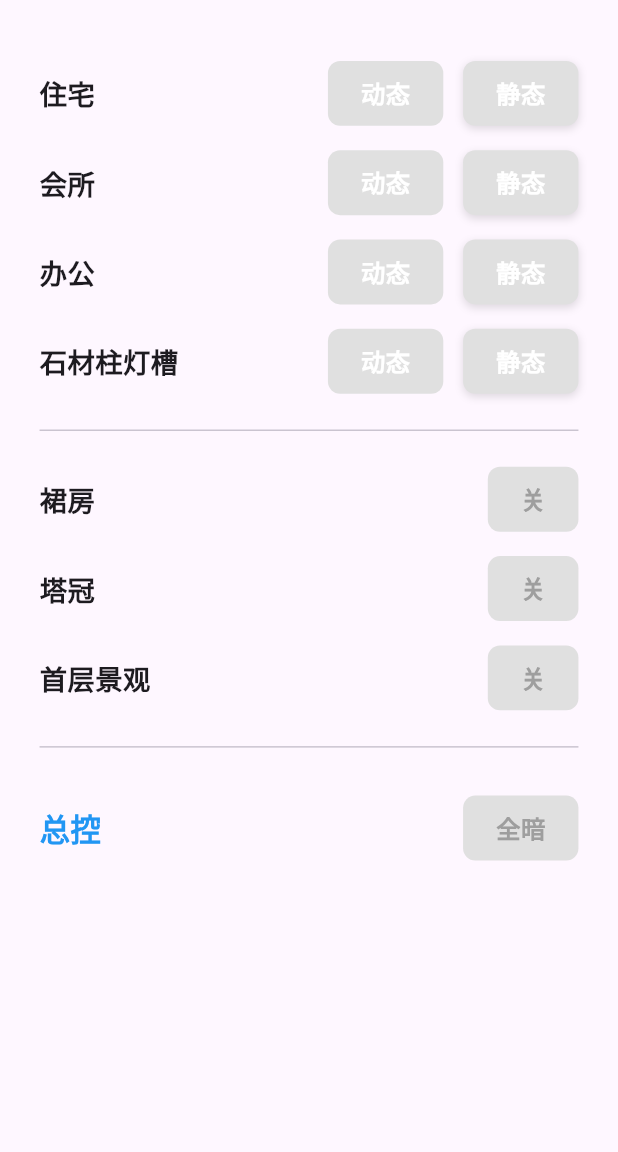
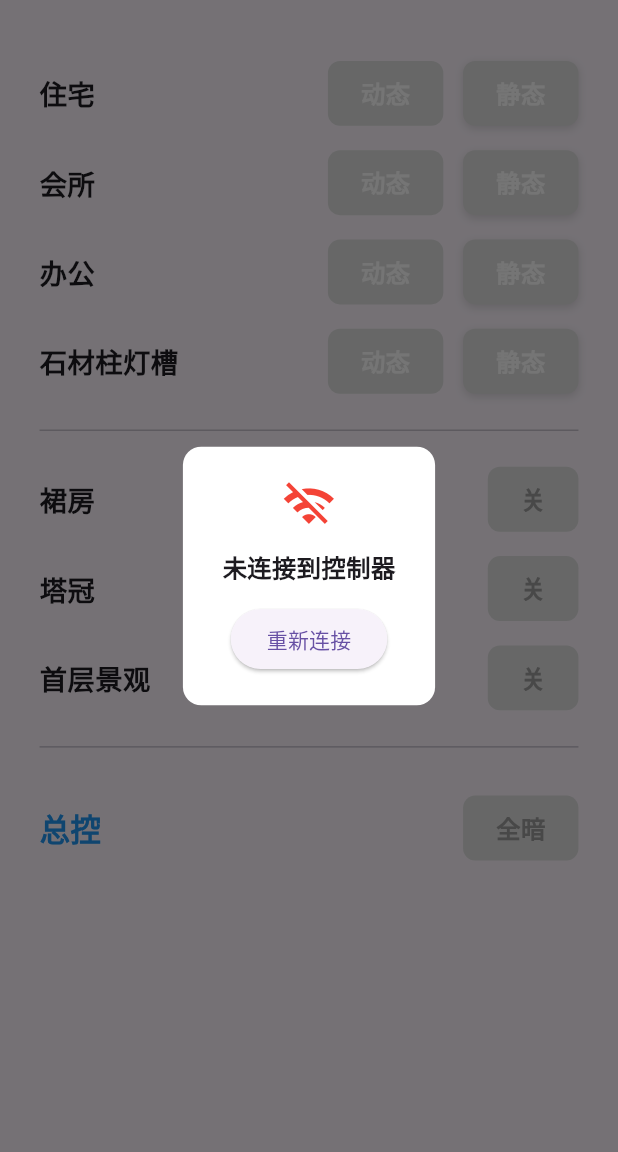
Before and after one commit to c3812600/Models_liupei, a Flutter app: the screen it shows after launch, on a phone screen of 412 x 824 dp, the part 84-1236 px from its top. Run offline on Flutter 3.47's test engine with Material 3 defaults, Android fonts, the phone set to English and light mode, and no system bars; our stand-ins replace flutter_screenutil.

Commit message:
连接机制更新

```diff
--- a/sand_table_control/lib/services/tcp_service.dart
+++ b/sand_table_control/lib/services/tcp_service.dart
@@ -1,6 +1,7 @@
 import 'dart:async';
 import 'dart:io';
 import 'package:flutter/foundation.dart';
+import 'package:flutter/widgets.dart';
 import '../config/hex_config.dart';
 
 enum ConnectionStateEnum {
@@ -10,7 +11,7 @@ enum ConnectionStateEnum {
 }
 
 /// TCP 网络服务：负责长连接与发送指令
-class TcpService extends ChangeNotifier {
+class TcpService extends ChangeNotifier with WidgetsBindingObserver {
   Socket? _socket;
   ConnectionStateEnum _connectionState = ConnectionStateEnum.disconnected;
 
@@ -22,6 +23,7 @@ class TcpService extends ChangeNotifier {
   bool _isDisposed = false;
 
   TcpService() {
+    WidgetsBinding.instance.addObserver(this);
     _initConnection();
   }
 
@@ -119,8 +121,19 @@ class TcpService extends ChangeNotifier {
   @override
   void dispose() {
     _isDisposed = true;
+    WidgetsBinding.instance.removeObserver(this);
     _reconnectTimer?.cancel();
     _socket?.destroy();
     super.dispose();
   }
+
+  @override
+  void didChangeAppLifecycleState(AppLifecycleState state) {
+    if (_isDisposed) return;
+    if (state == AppLifecycleState.resumed) {
+      if (_connectionState != ConnectionStateEnum.connected) {
+        _initConnection();
+      }
+    }
+  }
 }
--- a/sand_table_control/lib/ui/home_page.dart
+++ b/sand_table_control/lib/ui/home_page.dart
@@ -18,7 +18,9 @@ class HomePage extends StatelessWidget {
           _buildConnectionIndicator(),
         ],
       ),
-      body: SafeArea(
+      body: Stack(
+        children: [
+          SafeArea(
             child: Padding(
               padding: EdgeInsets.symmetric(horizontal: 24.w, vertical: 16.h),
               child: Column(
@@ -50,6 +52,9 @@ class HomePage extends StatelessWidget {
                 ],
               ),
             ),
+          ),
+          _buildConnectionOverlay(),
+        ],
       ),
     );
   }
@@ -90,6 +95,60 @@ class HomePage extends StatelessWidget {
               tcpService.manualReconnect();
             }
           },
+        );
+      },
+    );
+  }
+
+  /// 全局连接状态遮罩（未连接或正在连接时显示，连接成功自动消失）
+  Widget _buildConnectionOverlay() {
+    return Consumer<TcpService>(
+      builder: (context, tcpService, child) {
+        final state = tcpService.connectionState;
+        if (state == ConnectionStateEnum.connected) {
+          return const SizedBox.shrink();
+        }
+
+        final isConnecting = state == ConnectionStateEnum.connecting;
+        final icon = isConnecting ? Icons.wifi_protected_setup : Icons.wifi_off;
+        final color = isConnecting ? Colors.orange : Colors.red;
+        final text = isConnecting ? '正在连接到控制器...' : '未连接到控制器';
+
+        return Positioned.fill(
+          child: AbsorbPointer(
+            absorbing: true,
+            child: Container(
+              color: Colors.black54,
+              child: Center(
+                child: Container(
+                  padding: EdgeInsets.symmetric(horizontal: 24.w, vertical: 20.h),
+                  decoration: BoxDecoration(
+                    color: Colors.white,
+                    borderRadius: BorderRadius.circular(12.r),
+                  ),
+                  child: Column(
+                    mainAxisSize: MainAxisSize.min,
+                    children: [
+                      Icon(icon, color: color, size: 36.sp),
+                      SizedBox(height: 12.h),
+                      Text(
+                        text,
+                        style: TextStyle(fontSize: 16.sp, fontWeight: FontWeight.bold),
+                      ),
+                      SizedBox(height: 12.h),
+                      if (isConnecting)
+                        const CircularProgressIndicator()
+                      else
+                        ElevatedButton(
+                          onPressed: () => tcpService.manualReconnect(),
+                          child: const Text('重新连接'),
+                        ),
+                    ],
+                  ),
+                ),
+              ),
+            ),
+          ),
         );
       },
     );
```
Lines whose indentation alone changed are shown as unchanged.
